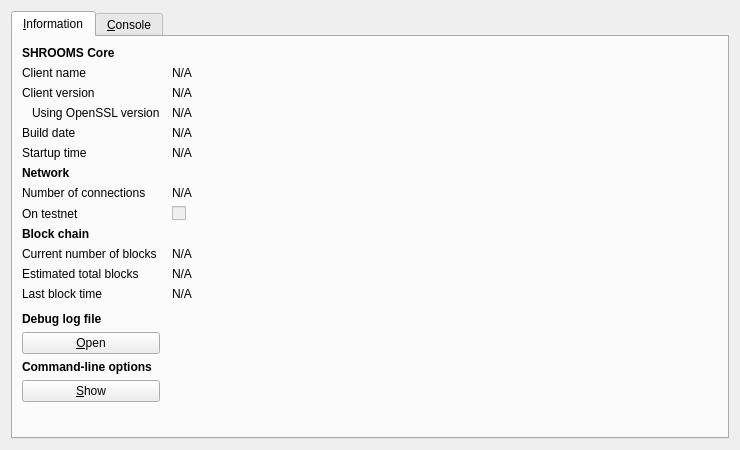
This is src/qt/forms/rpcconsole.ui in torus-economy/torus-core as Qt 5 draws it before an edit. The edited form follows.
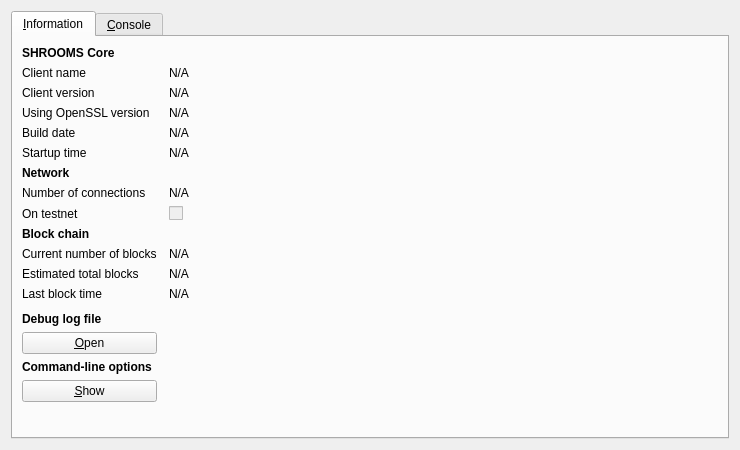
This is the edited form. Icons and pictures are not drawn.

Commit message: Cleanup - remove build.h, OpenSSL ver info gui indent fix

```diff
--- a/src/qt/forms/rpcconsole.ui
+++ b/src/qt/forms/rpcconsole.ui
@@ -91,9 +91,6 @@
          <property name="text">
           <string>Using OpenSSL version</string>
          </property>
-         <property name="indent">
-          <number>10</number>
-         </property>
         </widget>
        </item>
        <item row="3" column="1">
```
The commit also changes 1 other file.
